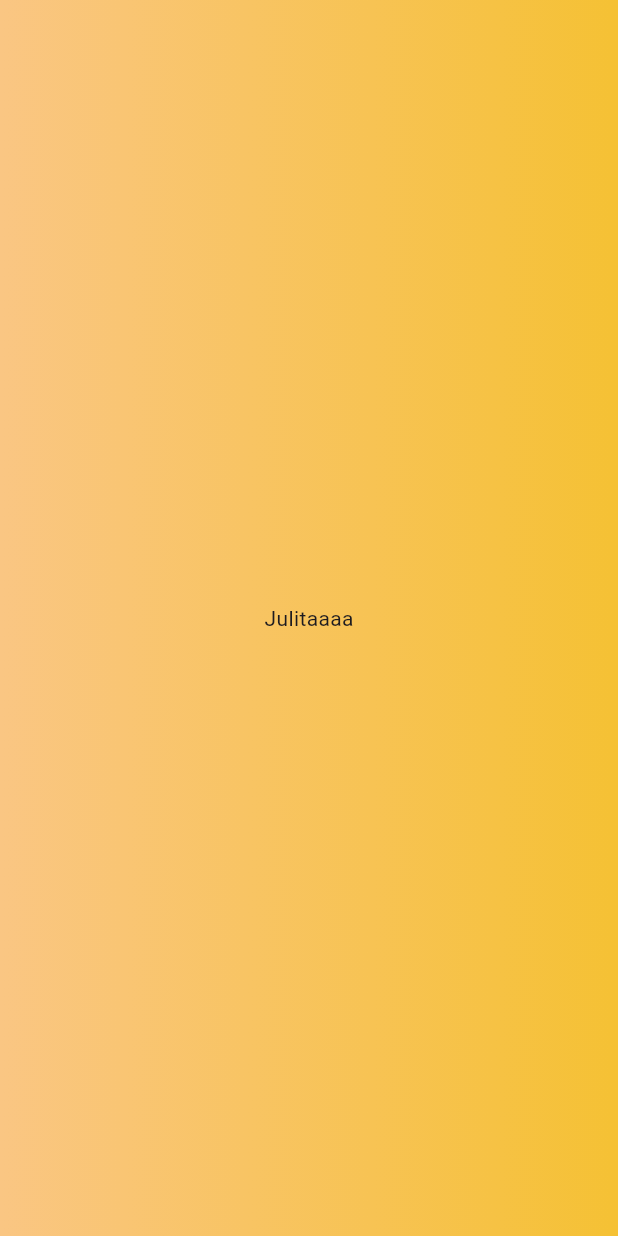
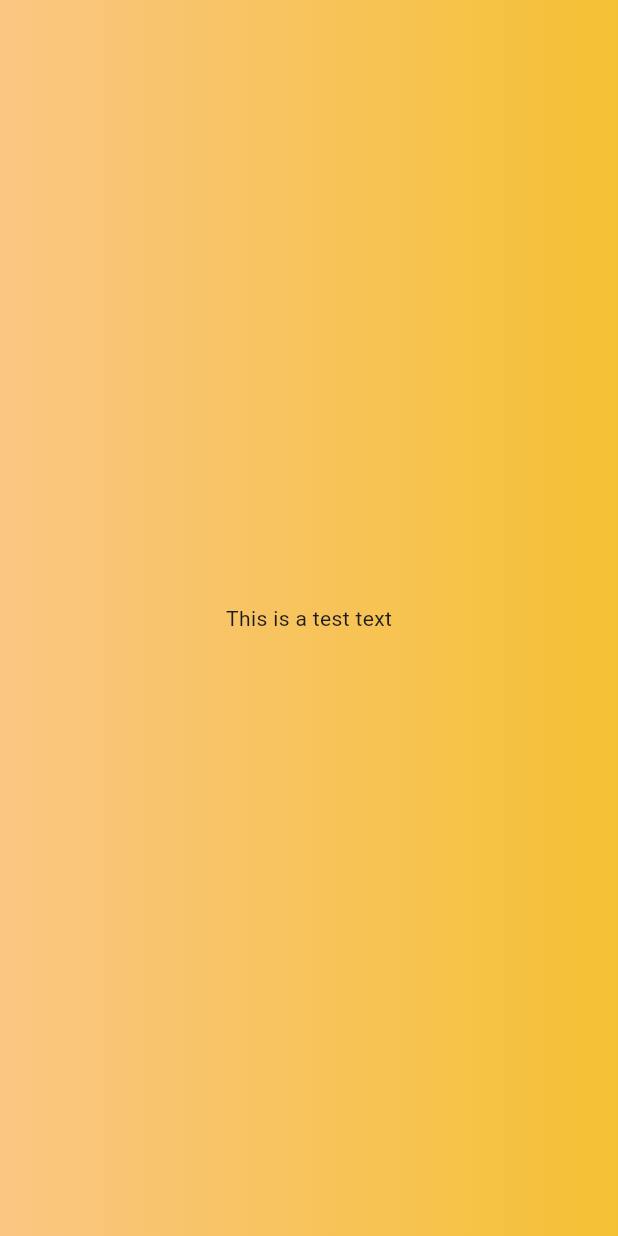
Before and after one commit to muhammadmulkir/rolldice_app_flutter, a Flutter app: the screen it shows after launch, on a phone screen of 412 x 824 dp. Run offline on Flutter 3.47's test engine with Material 3 defaults, Android fonts, the phone set to English and light mode, and no system bars; our stand-ins replace material_ui.

Commit message:
fix: changing the text

```diff
--- a/lib/main.dart
+++ b/lib/main.dart
@@ -13,7 +13,7 @@ void main() {
               ],
             ),
           ),
-          child: const Center(child: Text("Julitaaaa")),
+          child: const Center(child: Text("This is a test text"))
         ),
       ),
     ),
```
